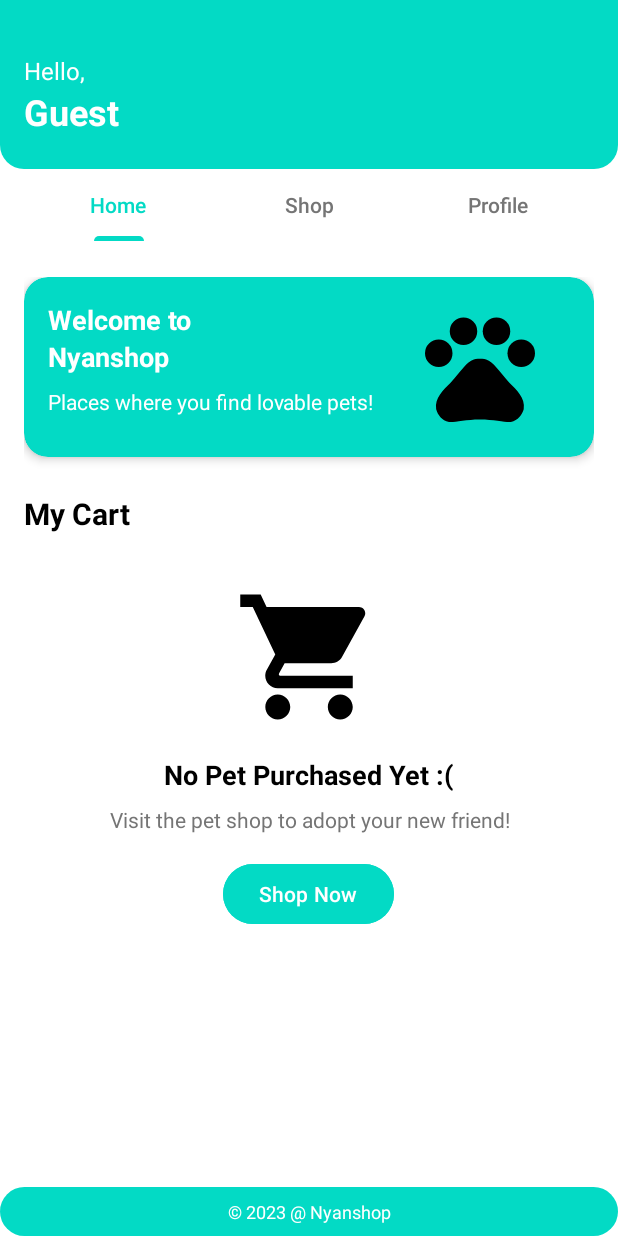
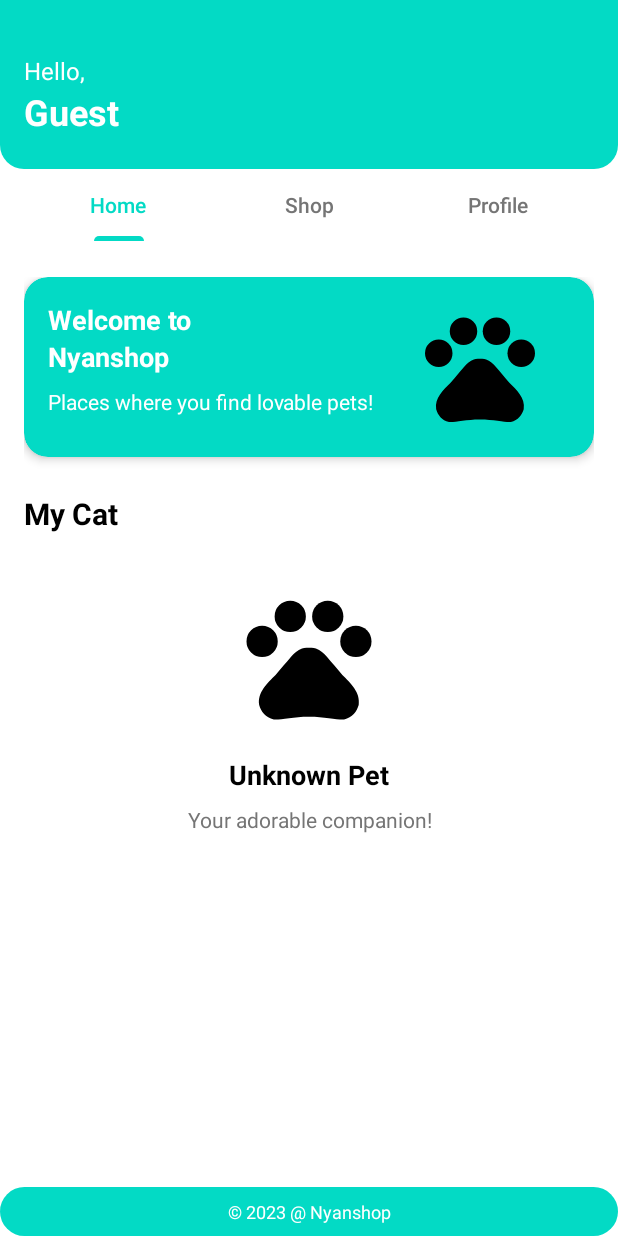
Before and after one commit to Kimchiigu/Nyanshop, an Android app: the HomeActivity screen opened directly, with no data from a screen before it, on a phone screen of 412 x 824 dp. Run offline under Robolectric (Android 15) with nearby library versions, the phone set to English and light mode, and no system bars.

Commit message:
add view condition in home fragment

```diff
--- a/app/src/main/java/com/example/nyanshop/HomeActivity.kt
+++ b/app/src/main/java/com/example/nyanshop/HomeActivity.kt
@@ -40,6 +40,7 @@ class HomeActivity : AppCompatActivity() {
             with(sharedPref.edit()) {
                 putString("email", user?.email)
                 putString("username", user?.name)
+                putInt("item_id", user?.item_id ?: -1)
                 apply()
             }
         } else {
--- a/app/src/main/java/com/example/nyanshop/database/DatabaseHelper.kt
+++ b/app/src/main/java/com/example/nyanshop/database/DatabaseHelper.kt
@@ -143,6 +143,34 @@ class DatabaseHelper(context: Context) : SQLiteOpenHelper(context, "nyanshop.db"
         cursor.close()
         db.close()
         return pets
+    }
+
+    fun getPetById(petId: Int): Pet? {
+        val db = readableDatabase
+        val cursor = db.rawQuery("SELECT * FROM pet WHERE pet_id = ?", arrayOf(petId.toString()))
+
+        if (cursor.count == 0) {
+            Log.e("DB_ERROR", "Pet with ID $petId not found.")
+        }
+
+        var pet: Pet? = null
+        if (cursor.moveToFirst()) {
+            pet = Pet(
+                cursor.getInt(cursor.getColumnIndexOrThrow("petId")),
+                cursor.getString(cursor.getColumnIndexOrThrow("petName")),
+                cursor.getString(cursor.getColumnIndexOrThrow("petType")),
+                cursor.getInt(cursor.getColumnIndexOrThrow("petAge")),
+                cursor.getInt(cursor.getColumnIndexOrThrow("petPrice")),
+                cursor.getString(cursor.getColumnIndexOrThrow("storeId")),
+            )
+        }
+
+        Log.i("PET_FOUND", "Pet with ID $petId is found.")
+
+        cursor.close()
+        db.close()
+        Log.i("PET_DB", "Returning Pet: $pet")
+        return pet
     }
 
     fun getPetsByStore(storeId: String): List<Pet> {
--- a/app/src/main/java/com/example/nyanshop/fragment/HomeFragment.kt
+++ b/app/src/main/java/com/example/nyanshop/fragment/HomeFragment.kt
@@ -1,28 +1,60 @@
 package com.example.nyanshop.fragments
 
+import android.content.Context
 import android.os.Bundle
+import android.util.Log
 import android.view.LayoutInflater
 import android.view.View
 import android.view.ViewGroup
-import android.widget.Button
-import android.widget.Toast
 import androidx.fragment.app.Fragment
 import com.example.nyanshop.HomeActivity
-import com.example.nyanshop.R
+import com.example.nyanshop.database.DatabaseHelper
+import com.example.nyanshop.databinding.FragmentHomeBinding
+import com.example.nyanshop.model.Pet
 
 class HomeFragment : Fragment() {
+    private var _binding: FragmentHomeBinding? = null
+    private val binding get() = _binding!!
+    private var pet: Pet? = null
+    private lateinit var db: DatabaseHelper
+
     override fun onCreateView(
         inflater: LayoutInflater,
         container: ViewGroup?,
         savedInstanceState: Bundle?
-    ): View? {
-        val view = inflater.inflate(R.layout.fragment_home, container, false)
+    ): View {
+        _binding = FragmentHomeBinding.inflate(inflater, container, false)
+        val view = binding.root
+        db = DatabaseHelper(requireContext())
 
-        val btnShopNow = view.findViewById<Button>(R.id.btn_shop_now)
-        btnShopNow.setOnClickListener { v: View? ->
+        val sharedPref = requireActivity().getSharedPreferences("UserSession", Context.MODE_PRIVATE)
+        val userName = sharedPref.getString("username", "Guest")
+        val itemId = sharedPref.getInt("item_id", -1)
+
+        pet = db.getPetById(itemId)
+
+        Log.i("PET_INFO", "Pet Data : $pet")
+
+        if (itemId == 0) {
+            binding.layoutNoPet.visibility = View.VISIBLE
+            binding.layoutPetInfo.visibility = View.GONE
+        } else {
+            binding.layoutNoPet.visibility = View.GONE
+            binding.layoutPetInfo.visibility = View.VISIBLE
+
+            binding.tvPetName.text = pet?.petName ?: "Unknown Pet"
+            binding.tvPetDesc.text = "Your adorable companion!"
+        }
+
+        binding.btnShopNow.setOnClickListener {
             (requireActivity() as? HomeActivity)?.switchToShopTab()
         }
 
         return view
     }
+
+    override fun onDestroyView() {
+        super.onDestroyView()
+        _binding = null
+    }
 }
--- a/app/src/main/res/layout/fragment_home.xml
+++ b/app/src/main/res/layout/fragment_home.xml
@@ -77,13 +77,15 @@
                 android:layout_width="wrap_content"
                 android:layout_height="wrap_content"
                 android:layout_alignParentStart="true"
-                android:text="My Cart"
+                android:text="My Cat"
                 android:textColor="@color/black"
                 android:textSize="20sp"
                 android:textStyle="bold" />
         </RelativeLayout>
 
+        <!-- No Pet -->
         <LinearLayout
+            android:id="@+id/layout_no_pet"
             android:layout_width="match_parent"
             android:layout_height="wrap_content"
             android:orientation="vertical"
@@ -126,5 +128,45 @@
 
         </LinearLayout>
 
+        <!-- Pet Info Section (Initially Hidden) -->
+        <LinearLayout
+            android:id="@+id/layout_pet_info"
+            android:layout_width="match_parent"
+            android:layout_height="wrap_content"
+            android:orientation="vertical"
+            android:padding="16dp"
+            android:background="@drawable/rounded_background"
+            android:gravity="center"
+            android:visibility="gone">
+
+            <ImageView
+                android:id="@+id/iv_pet"
+                android:layout_width="100dp"
+                android:layout_height="100dp"
+                android:src="@drawable/ic_pet"
+                android:layout_marginBottom="16dp"/>
+
+            <TextView
+                android:id="@+id/tv_pet_name"
+                android:layout_width="wrap_content"
+                android:layout_height="wrap_content"
+                android:text="Pet Name"
+                android:textSize="18sp"
+                android:textStyle="bold"
+                android:textColor="@color/black"
+                android:layout_marginBottom="8dp"/>
+
+            <TextView
+                android:id="@+id/tv_pet_desc"
+                android:layout_width="wrap_content"
+                android:layout_height="wrap_content"
+                android:text="Pet Description"
+                android:textSize="14sp"
+                android:textColor="@color/gray"
+                android:textAlignment="center"
+                android:layout_marginBottom="16dp"/>
+
+        </LinearLayout>
+
     </LinearLayout>
 </androidx.core.widget.NestedScrollView>
```
Also changed, not shown: app/src/main/res/layout/no_pet_view.xml (deleted, +0 -43 lines).
